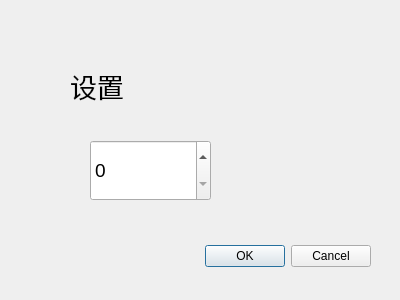
The window that View/05_Draw/dialog_setwidth.ui (AlfredYin/LocalMonitoring) describes before a commit, drawn with Qt 5.
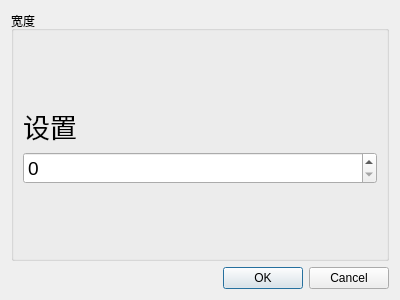
The same window after the commit.

Patch:
```diff
--- a/View/05_Draw/dialog_setwidth.ui
+++ b/View/05_Draw/dialog_setwidth.ui
@@ -13,57 +13,76 @@
   <property name="windowTitle">
    <string>Dialog</string>
   </property>
-  <widget class="QDialogButtonBox" name="buttonBox">
-   <property name="geometry">
-    <rect>
-     <x>30</x>
-     <y>240</y>
-     <width>341</width>
-     <height>32</height>
-    </rect>
-   </property>
-   <property name="orientation">
-    <enum>Qt::Horizontal</enum>
-   </property>
-   <property name="standardButtons">
-    <set>QDialogButtonBox::Cancel|QDialogButtonBox::Ok</set>
-   </property>
-  </widget>
-  <widget class="QSpinBox" name="spinBox_Width">
-   <property name="geometry">
-    <rect>
-     <x>90</x>
-     <y>140</y>
-     <width>121</width>
-     <height>61</height>
-    </rect>
-   </property>
-   <property name="font">
-    <font>
-     <family>Arial</family>
-     <pointsize>14</pointsize>
-    </font>
-   </property>
-  </widget>
-  <widget class="QLabel" name="label">
-   <property name="geometry">
-    <rect>
-     <x>70</x>
-     <y>70</y>
-     <width>181</width>
-     <height>31</height>
-    </rect>
-   </property>
-   <property name="font">
-    <font>
-     <family>Arial</family>
-     <pointsize>20</pointsize>
-    </font>
-   </property>
-   <property name="text">
-    <string>设置</string>
-   </property>
-  </widget>
+  <layout class="QGridLayout" name="gridLayout_2">
+   <item row="0" column="0">
+    <widget class="QGroupBox" name="groupBox">
+     <property name="title">
+      <string>宽度</string>
+     </property>
+     <layout class="QGridLayout" name="gridLayout">
+      <item row="1" column="0">
+       <widget class="QLabel" name="label">
+        <property name="font">
+         <font>
+          <family>Arial</family>
+          <pointsize>20</pointsize>
+         </font>
+        </property>
+        <property name="text">
+         <string>设置</string>
+        </property>
+       </widget>
+      </item>
+      <item row="2" column="0">
+       <widget class="QSpinBox" name="spinBox_Width">
+        <property name="font">
+         <font>
+          <family>Arial</family>
+          <pointsize>14</pointsize>
+         </font>
+        </property>
+       </widget>
+      </item>
+      <item row="3" column="0">
+       <spacer name="verticalSpacer">
+        <property name="orientation">
+         <enum>Qt::Vertical</enum>
+        </property>
+        <property name="sizeHint" stdset="0">
+         <size>
+          <width>20</width>
+          <height>40</height>
+         </size>
+        </property>
+       </spacer>
+      </item>
+      <item row="0" column="0">
+       <spacer name="verticalSpacer_2">
+        <property name="orientation">
+         <enum>Qt::Vertical</enum>
+        </property>
+        <property name="sizeHint" stdset="0">
+         <size>
+          <width>20</width>
+          <height>40</height>
+         </size>
+        </property>
+       </spacer>
+      </item>
+     </layout>
+    </widget>
+   </item>
+   <item row="1" column="0">
+    <widget class="QDialogButtonBox" name="buttonBox">
+     <property name="orientation">
+      <enum>Qt::Horizontal</enum>
+     </property>
+     <property name="standardButtons">
+      <set>QDialogButtonBox::Cancel|QDialogButtonBox::Ok</set>
+     </property>
+    </widget>
+   </item>
+  </layout>
  </widget>
  <resources/>
  <connections>
```
